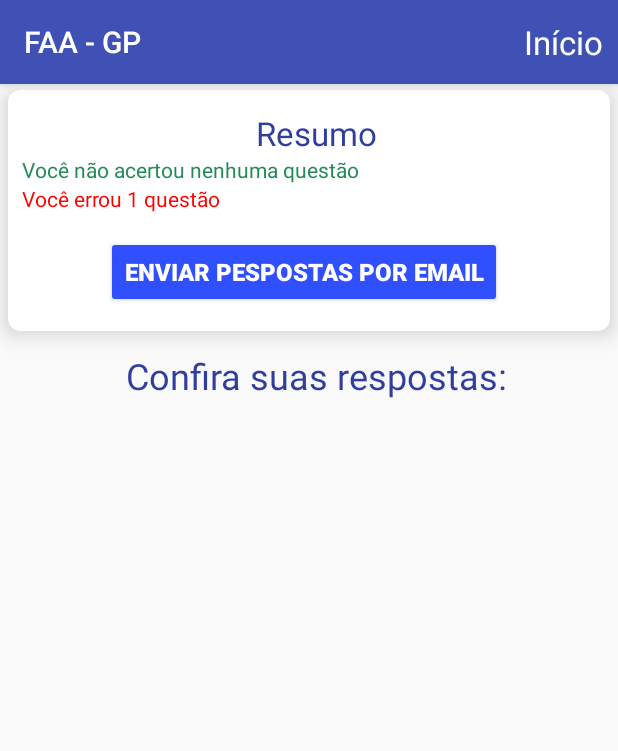
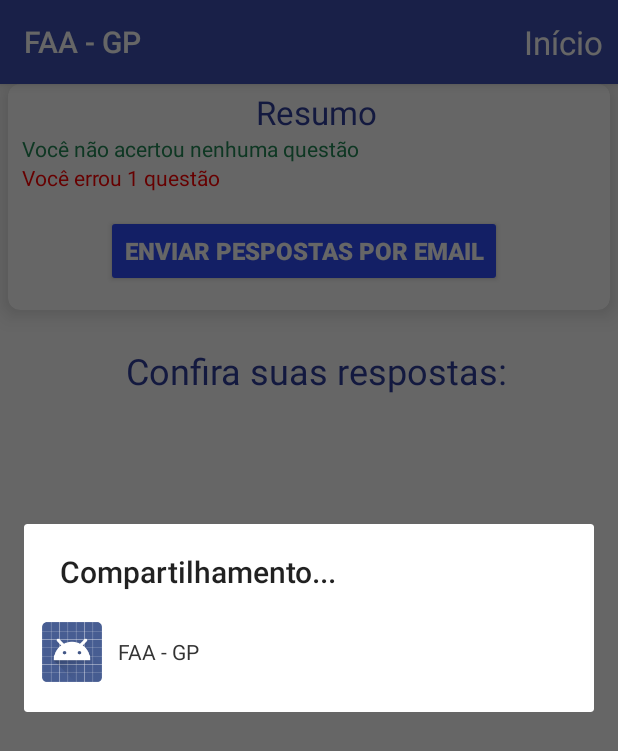
Before and after one commit to Julionevess/questionsGP, an Android app: the AnswerActivity screen opened directly, with no data from a screen before it, after a tap on "ENVIAR PESPOSTAS POR EMAIL", on a phone screen of 412 x 824 dp. Shown: the top 751 px of the screen. Run offline under Robolectric (Android 15) with nearby library versions, the phone set to English and light mode, and no system bars; 3 statements that could not run were skipped.

Commit message:
Sending email and taking print screen.

```diff
--- a/app/build.gradle
+++ b/app/build.gradle
@@ -6,7 +6,7 @@ android {
     defaultConfig {
         applicationId "com.jns.questoesgp.questoesgp"
         minSdkVersion 21
-        targetSdkVersion 25
+        targetSdkVersion 22
         versionCode 1
         versionName "1.0"
         testInstrumentationRunner "android.support.test.runner.AndroidJUnitRunner"
--- a/app/src/main/AndroidManifest.xml
+++ b/app/src/main/AndroidManifest.xml
@@ -2,7 +2,11 @@
 <manifest package="com.jns.questoesgp.questoesgp"
     xmlns:android="http://schemas.android.com/apk/res/android">
 
+    <uses-permission android:name="android.permission.INTERNET" />
+    <uses-permission android:name="android.permission.ACCESS_NETWORK_STATE" />
     <uses-permission android:name="android.permission.SYSTEM_ALERT_WINDOW" />
+    <uses-permission android:name="android.permission.READ_EXTERNAL_STORAGE" />
+    <uses-permission android:name="android.permission.WRITE_EXTERNAL_STORAGE" />
 
     <application
         android:allowBackup="true"
--- a/app/src/main/java/com/jns/questoesgp/activities/AnswerActivity.java
+++ b/app/src/main/java/com/jns/questoesgp/activities/AnswerActivity.java
@@ -1,45 +1,49 @@
 package com.jns.questoesgp.activities;
 
+import android.app.AlertDialog;
 import android.content.Context;
+import android.content.DialogInterface;
 import android.content.Intent;
+import android.content.pm.PackageManager;
+import android.content.pm.ResolveInfo;
+import android.graphics.Bitmap;
+import android.graphics.Canvas;
+import android.graphics.drawable.Drawable;
+import android.net.Uri;
 import android.os.Bundle;
-import android.support.v4.content.ContextCompat;
-import android.support.v4.widget.SwipeRefreshLayout;
+import android.os.Environment;
 import android.support.v7.app.AppCompatActivity;
 import android.support.v7.widget.LinearLayoutManager;
 import android.support.v7.widget.RecyclerView;
 import android.support.v7.widget.Toolbar;
+import android.util.Log;
 import android.view.Menu;
 import android.view.MenuItem;
 import android.view.View;
 import android.widget.Button;
+import android.widget.LinearLayout;
 import android.widget.TextView;
-
 import com.jns.questoesgp.adapter.AnswerAdapter;
+import com.jns.questoesgp.adapter.AppsAdapter;
 import com.jns.questoesgp.model.Answer;
 import com.jns.questoesgp.model.Question;
 import com.jns.questoesgp.questoesgp.R;
 import com.jns.questoesgp.util.SharedPreferenceUtil;
 
+import java.io.File;
+import java.io.FileOutputStream;
 import java.util.List;
 
-public class AnswerActivity extends AppCompatActivity implements SwipeRefreshLayout.OnRefreshListener{
+public class AnswerActivity extends AppCompatActivity {
 
-
-    private AnswerAdapter adapter;
-
-    private RecyclerView recyclerView;
-    private SwipeRefreshLayout swipeRefreshLayout;
+	private static final String IMAGE_CONTENT_TYPE = "image/png";
 
 	public static final String CURRENT_PAGE = "currentPage";
 	private static final String CORRECT = "Certo";
 	private static final String WRONG = "Errado";
 
-    private TextView tvAnswerTitle;
 	private TextView tvAnswerCorrect;
 	private TextView tvAnswerWrong;
-
-    private Button btnSendEmail;
 
 	public static List<Answer> answers;
 	public static List<Question> questions;
@@ -47,30 +51,8 @@ public class AnswerActivity extends AppCompatActivity implements SwipeRefreshLay
 	public static int currentPage;
 	public Answer answer;
 
-    private TextView tvStart;
-
-    int countCorrect;
-    int countWrong;
-
-
-
-
-    /*
-     * Correct Questions
-     */
-    public static void correctQuestions(){
-
-        for (int i = 0; i < questions.size() ; i++) {
-            if (questions.get(i).getAnswer().equals(answers.get(i).getAnswer())){
-                answers.get(i).setSituation(CORRECT);
-            }else{
-                answers.get(i).setSituation(WRONG);
-            }
-        }
-
-    }
-
-
+	private int countCorrect;
+	private int countWrong;
 
 	@Override
 	protected void onCreate(Bundle savedInstanceState) {
@@ -81,33 +63,25 @@ public class AnswerActivity extends AppCompatActivity implements SwipeRefreshLay
 
 		init();
 
-        adapter = new AnswerAdapter(this);
+		AnswerAdapter adapter = new AnswerAdapter(this);
 		adapter.setItems(answers);
 
-        recyclerView = (RecyclerView) findViewById(R.id.recycler_view);
+		RecyclerView recyclerView = (RecyclerView) findViewById(R.id.recycler_view);
 		recyclerView.setHasFixedSize(true);
 		recyclerView.setLayoutManager(new LinearLayoutManager(context));
 		recyclerView.swapAdapter(adapter, true);
 
-
-        swipeRefreshLayout = (SwipeRefreshLayout) findViewById(R.id.swipeRefreshLayout);
-        swipeRefreshLayout.setColorSchemeColors(ContextCompat.getColor(this, R.color.colorAccent),
-                ContextCompat.getColor(this, R.color.colorPrimaryDark));
-        swipeRefreshLayout.setOnRefreshListener(this);
-        swipeRefreshLayout.setRefreshing(false);
-
-        btnSendEmail = (Button) findViewById(R.id.btnSendEmail);
+		Button btnSendEmail = (Button) findViewById(R.id.btnSendEmail);
 		btnSendEmail.setOnClickListener(new View.OnClickListener() {
 			@Override
 			public void onClick(View v) {
-                String email[] = new String[1];
-                email[0] = "julionevess@gmail.com";
-                composeEmail(email, "Resposta do Questionário");
+
+				final File file = exportAnswerViews();
+				composeEmail(file);
 			}
 		});
 
-
-        tvStart = (TextView) findViewById(R.id.tvStart);
+		TextView tvStart = (TextView) findViewById(R.id.tvStart);
 		tvStart.setOnClickListener(new View.OnClickListener() {
 			@Override
 			public void onClick(View v) {
@@ -117,45 +91,38 @@ public class AnswerActivity extends AppCompatActivity implements SwipeRefreshLay
 			}
 		});
 
-
-
-
-
-        tvAnswerTitle = (TextView) findViewById(R.id.tvAnswerTitle);
 		tvAnswerCorrect = (TextView) findViewById(R.id.tvAnswerCorrect);
 		tvAnswerWrong = (TextView) findViewById(R.id.tvAnswerWrong);
 
 		checkAnswer();
 
-
-
 	}
 
-    private void checkAnswer(){
-        countCorrect = 0 ;
-        countWrong = 0 ;
+	private void checkAnswer() {
+		countCorrect = 0;
+		countWrong = 0;
 
-        for (Answer answer:answers) {
-            if (answer.getAnswer().equals(answer.getCorrectAnswer())){
+		for (Answer answer : answers) {
+			if (answer.getAnswer().equals(answer.getCorrectAnswer())) {
 				countCorrect++;
-            }else{
+			} else {
 				countWrong++;
 			}
 		}
 
-        if (countCorrect == 0 ){
+		if (countCorrect == 0) {
 			tvAnswerCorrect.setText("Você não acertou nenhuma questão");
-        }else if (countCorrect == 1 ){
+		} else if (countCorrect == 1) {
 			tvAnswerCorrect.setText("Você acertou " + countCorrect + " questão");
-        }else{
+		} else {
 			tvAnswerCorrect.setText("Você acertou " + countCorrect + " questões");
 		}
-        if (countWrong == 0){
+		if (countWrong == 0) {
 			tvAnswerWrong.setText("Você não errou nenhuma questão");
-        }else if(countWrong == 1){
-            tvAnswerWrong.setText("Você errou " + countWrong  + " questão");
-        }else{
-            tvAnswerWrong.setText("Você errou " + countWrong  + " questões");
+		} else if (countWrong == 1) {
+			tvAnswerWrong.setText("Você errou " + countWrong + " questão");
+		} else {
+			tvAnswerWrong.setText("Você errou " + countWrong + " questões");
 		}
 	}
 
@@ -164,7 +131,7 @@ public class AnswerActivity extends AppCompatActivity implements SwipeRefreshLay
 		context = this;
 		Bundle b = getIntent().getExtras();
 		currentPage = -1;
-        if(b != null) {
+		if (b != null) {
 			currentPage = b.getInt(CURRENT_PAGE);
 			currentPage++;
 		}
@@ -172,15 +139,78 @@ public class AnswerActivity extends AppCompatActivity implements SwipeRefreshLay
 
 	}
 
-    public void composeEmail(String[] addresses, String subject){//, Uri attachment) {
-        Intent intent = new Intent(Intent.ACTION_SEND);
-        intent.setType("*/*");
-        intent.putExtra(Intent.EXTRA_EMAIL, addresses);
-        intent.putExtra(Intent.EXTRA_SUBJECT, subject);
-//        intent.putExtra(Intent.EXTRA_STREAM, attachment);
-        if (intent.resolveActivity(getPackageManager()) != null) {
-            startActivity(intent);
+	private void composeEmail(final File file) {
+
+		final Intent queryIntent = new Intent(Intent.ACTION_SENDTO);
+		queryIntent.setData(Uri.parse("mailto:"));
+
+		final PackageManager pm = getPackageManager();
+		final List<ResolveInfo> resolveInfoList = pm.queryIntentActivities(queryIntent, 0);
+
+		AppsAdapter adapter = new AppsAdapter(this, resolveInfoList);
+
+		final AlertDialog.Builder builder = new AlertDialog.Builder(this);
+		builder.setAdapter(adapter, new DialogInterface.OnClickListener() {
+			@Override
+			public void onClick(DialogInterface dialog, int which) {
+				final ResolveInfo resolveInfo = resolveInfoList.get(which);
+
+				Intent shareIntent = new Intent(Intent.ACTION_SEND);
+				shareIntent.setType(IMAGE_CONTENT_TYPE);
+				shareIntent.putExtra(Intent.EXTRA_STREAM, Uri.fromFile(file));
+				shareIntent.putExtra(Intent.EXTRA_SUBJECT, getString(R.string.app_name));
+				shareIntent.setPackage(resolveInfo.activityInfo.packageName);
+				startActivity(shareIntent);//Aqui se quiser fazer o handle se o usuario cancelou, utilizar startActivityForResult
 			}
+		});
+
+		final AlertDialog dialog = builder.create();
+		dialog.setTitle("Compartilhamento...");
+		dialog.show();
+	}
+
+	private File exportAnswerViews() {
+		LinearLayout content = (LinearLayout) findViewById(R.id.layout_answers_printout);
+
+		String APP_FOLDER = Environment.getExternalStorageDirectory().toString() + "/" + getString(R.string.app_name);
+		new File(APP_FOLDER).mkdirs();
+
+		String fileAnswerName = "answerGP.png";
+
+		File file = new File(APP_FOLDER + "/" + fileAnswerName);
+
+		try {
+			file.createNewFile();
+
+			final Bitmap bitmap = getBitmapFromView(content);
+			FileOutputStream ostream = new FileOutputStream(file);
+			bitmap.compress(Bitmap.CompressFormat.PNG, 100, ostream);
+			ostream.flush();
+			ostream.close();
+
+		} catch (Exception e) {
+			e.printStackTrace();
+			Log.i("TAG", "There was an issue saving the image.");
+		}
+
+		return file;
+	}
+
+	private Bitmap getBitmapFromView(View view) {
+		Bitmap returnedBitmap = Bitmap.createBitmap(view.getWidth(), view.getHeight(), Bitmap.Config.ARGB_8888);
+		//Bind a canvas to it
+		Canvas canvas = new Canvas(returnedBitmap);
+		//Get the view's background
+		Drawable bgDrawable = view.getBackground();
+		if (bgDrawable != null) {
+			//has background drawable, then draw it on the canvas
+			bgDrawable.draw(canvas);
+		}
+
+		// draw the view on the canvas
+		view.draw(canvas);
+		//return the bitmap
+		return returnedBitmap;
 	}
 
 	@Override
@@ -204,11 +234,4 @@ public class AnswerActivity extends AppCompatActivity implements SwipeRefreshLay
 
 		return super.onOptionsItemSelected(item);
 	}
-
-
-    @Override
-    public void onRefresh() {
-        //TODO implementar
-        swipeRefreshLayout.setRefreshing(false);
 }
-}
--- /dev/null
+++ b/app/src/main/java/com/jns/questoesgp/adapter/AppsAdapter.java
@@ -0,0 +1,65 @@
+package com.jns.questoesgp.adapter;
+
+
+import android.content.Context;
+import android.content.pm.ResolveInfo;
+import android.view.LayoutInflater;
+import android.view.View;
+import android.view.ViewGroup;
+import android.widget.BaseAdapter;
+import android.widget.ImageView;
+import android.widget.TextView;
+import com.jns.questoesgp.questoesgp.R;
+
+import java.util.List;
+
+public class AppsAdapter extends BaseAdapter {
+	private LayoutInflater inflater;
+	private Context context;
+	private List<ResolveInfo> mApps;
+
+	public AppsAdapter(Context context, List<ResolveInfo> mApps) {
+
+		this.inflater = LayoutInflater.from(context);
+		this.context = context;
+		this.mApps = mApps;
+	}
+
+	public View getView(int position, View convertView, ViewGroup parent) {
+
+		ViewHandler handler;
+		if (convertView == null) {
+			convertView = inflater.inflate(R.layout.item_app_view, null);
+			handler = new ViewHandler();
+			handler.lable = (TextView) convertView.findViewById(R.id.textViewLable);
+			handler.iconImage = (ImageView) convertView.findViewById(R.id.imageViewIcon);
+			convertView.setTag(handler);
+		} else {
+			handler = (ViewHandler) convertView.getTag();
+		}
+		ResolveInfo info = this.mApps.get(position);
+		handler.iconImage.setImageDrawable(info.loadIcon(context.getPackageManager()));
+		handler.lable.setText(info.loadLabel(context.getPackageManager()));
+
+		return convertView;
+
+	}
+
+	public final int getCount() {
+		return mApps.size();
+	}
+
+	public final Object getItem(int position) {
+		return mApps.get(position);
+	}
+
+	public final long getItemId(int position) {
+		return position;
+	}
+
+	class ViewHandler {
+		TextView lable;
+		ImageView iconImage;
+	}
+
+}
--- a/app/src/main/java/com/jns/questoesgp/adapter/holders/AnswerViewHolders.java
+++ b/app/src/main/java/com/jns/questoesgp/adapter/holders/AnswerViewHolders.java
@@ -16,7 +16,6 @@ import com.jns.questoesgp.questoesgp.R;
 
 public class AnswerViewHolders extends RecyclerView.ViewHolder {
 
-    public ImageView customerImage;
     public TextView answer;
     public TextView correctAnswer;
     public TextView question;
@@ -44,7 +43,6 @@ public class AnswerViewHolders extends RecyclerView.ViewHolder {
             }
 		});
 
-        customerImage = (ImageView) itemView.findViewById(R.id.iv_customer);
         answer = (TextView) itemView.findViewById(R.id.tv_answer);
         correctAnswer = (TextView) itemView.findViewById(R.id.tv_correct_answer);
         question = (TextView) itemView.findViewById(R.id.tv_question);
--- a/app/src/main/res/layout/activity_answer.xml
+++ b/app/src/main/res/layout/activity_answer.xml
@@ -1,12 +1,11 @@
 <?xml version="1.0" encoding="utf-8"?>
-<android.support.design.widget.CoordinatorLayout xmlns:android="http://schemas.android.com/apk/res/android"
+<RelativeLayout xmlns:android="http://schemas.android.com/apk/res/android"
     xmlns:app="http://schemas.android.com/apk/res-auto"
-    xmlns:tools="http://schemas.android.com/tools"
     android:layout_width="match_parent"
-    android:layout_height="match_parent"
-    tools:context="com.jns.questoesgp.activities.AnswerActivity">
+    android:layout_height="match_parent">
 
     <android.support.design.widget.AppBarLayout
+        android:id="@+id/appBarLayout"
         android:layout_width="match_parent"
         android:layout_height="wrap_content"
         android:theme="@style/AppTheme">
@@ -15,42 +14,46 @@
             android:id="@+id/toolbar"
             android:layout_width="match_parent"
             android:layout_height="match_parent"
-            android:theme="@style/ToolBarStyle" >
+            android:theme="@style/ToolBarStyle">
 
             <TextView
                 android:id="@+id/tvStart"
                 android:layout_width="wrap_content"
                 android:layout_height="wrap_content"
-            android:textColor="@color/text_color"
                 android:layout_gravity="right"
                 android:layout_marginRight="10dp"
-            android:textSize="22sp"
-            android:text="Início" />
+                android:text="Início"
+                android:textColor="@color/text_color"
+                android:textSize="22sp"/>
 
         </android.support.v7.widget.Toolbar>
     </android.support.design.widget.AppBarLayout>
 
+    <LinearLayout
+        android:id="@+id/layout_answers_printout"
+        android:layout_width="match_parent"
+        android:layout_height="match_parent"
+        android:background="@android:color/white"
+        android:layout_below="@+id/appBarLayout"
+        android:orientation="vertical">
+
         <android.support.v7.widget.CardView
+            android:id="@+id/cardAnswer"
             android:layout_width="match_parent"
             android:layout_height="wrap_content"
-        app:layout_columnWeight="1"
-        app:layout_rowWeight="1"
             android:layout_marginBottom="10dp"
             android:layout_marginLeft="5dp"
             android:layout_marginRight="5dp"
-        android:layout_marginTop="60dp"
+            app:cardCornerRadius="8dp"
             app:cardElevation="8dp"
-        app:cardCornerRadius="8dp"
-        android:id="@+id/cardAnswer"
-        >
+            app:layout_columnWeight="1"
+            app:layout_rowWeight="1">
 
             <LinearLayout
                 android:id="@+id/layout_texts"
                 android:layout_width="match_parent"
                 android:layout_height="wrap_content"
                 android:layout_marginLeft="9dp"
-        android:layout_marginTop="10dp"
-        android:layout_toRightOf="@+id/iv_customer"
                 android:orientation="vertical"
                 android:paddingTop="4dp">
 
@@ -58,46 +61,43 @@
                     android:id="@+id/tvResume"
                     android:layout_width="match_parent"
                     android:layout_height="wrap_content"
+                    android:text="Resumo"
+                    android:textAlignment="center"
                     android:textColor="@color/colorPrimaryDark"
-            android:textAlignment="center"
-            android:textSize="22sp"
-            android:text="Resumo" />
+                    android:textSize="22sp"/>
 
                 <TextView
                     android:id="@+id/tvAnswerCorrect"
                     android:layout_width="wrap_content"
                     android:layout_height="wrap_content"
+                    android:text=""
                     android:textColor="@color/text_green_color"
-            android:textSize="14sp"
-            android:text="" />
+                    android:textSize="14sp"/>
 
                 <TextView
                     android:id="@+id/tvAnswerWrong"
                     android:layout_width="wrap_content"
                     android:layout_height="wrap_content"
+                    android:text="Você errou "
                     android:textColor="@color/text_red_color"
-            android:textSize="14sp"
-            android:text="Você errou " />
+                    android:textSize="14sp"/>
 
                 <LinearLayout
                     android:layout_width="match_parent"
                     android:layout_height="match_parent"
-            android:paddingRight="16dp"
+                    android:gravity="center"
                     android:layout_margin="15dp"
-            android:gravity="center"
-            android:orientation="horizontal">
+                    android:orientation="horizontal"
+                    android:paddingRight="16dp">
 
                     <android.support.v7.widget.AppCompatButton
                         android:id="@+id/btnSendEmail"
                         android:layout_width="wrap_content"
                         android:layout_height="wrap_content"
                         android:layout_gravity="center"
-                android:theme="@style/PrimaryFlatButton"
-                android:text="Enviar pespostas por email" />
+                        android:text="Enviar pespostas por email"
+                        android:theme="@style/PrimaryFlatButton"/>
                 </LinearLayout>
-
-
-
 
             </LinearLayout>
         </android.support.v7.widget.CardView>
@@ -107,35 +107,27 @@
             android:layout_width="match_parent"
             android:layout_height="wrap_content"
             android:layout_marginLeft="9dp"
-        android:layout_marginTop="220dp"
             android:orientation="vertical"
-        android:layout_below="@id/cardAnswer"
             android:paddingTop="4dp">
 
             <TextView
                 android:id="@+id/tvAnswerTitle"
                 android:layout_width="match_parent"
                 android:layout_height="wrap_content"
-            android:textSize="24dp"
-            android:textAlignment="center"
                 android:layout_marginBottom="10dp"
                 android:layout_marginTop="10dp"
+                android:text="Confira suas respostas:"
+                android:textAlignment="center"
                 android:textColor="@color/colorPrimaryDark"
-            android:text="Confira suas respostas:" />
-
-        <android.support.v4.widget.SwipeRefreshLayout
-            android:id="@+id/swipeRefreshLayout"
-            android:layout_width="match_parent"
-            android:layout_height="match_parent">
+                android:textSize="24sp"/>
 
             <android.support.v7.widget.RecyclerView
                 android:id="@+id/recycler_view"
                 android:layout_width="match_parent"
                 android:layout_height="match_parent"
-                android:scrollbars="vertical" />
-        </android.support.v4.widget.SwipeRefreshLayout >
+                android:scrollbars="vertical"/>
+        </LinearLayout>
     </LinearLayout>
 
 
-
-</android.support.design.widget.CoordinatorLayout>
+</RelativeLayout>
--- /dev/null
+++ b/app/src/main/res/layout/item_app_view.xml
@@ -0,0 +1,23 @@
+<?xml version="1.0" encoding="utf-8"?>
+<LinearLayout xmlns:android="http://schemas.android.com/apk/res/android"
+    android:layout_width="match_parent"
+    android:layout_height="match_parent"
+    android:orientation="horizontal"
+    android:padding="12dp">
+
+    <ImageView
+        android:id="@+id/imageViewIcon"
+        android:layout_width="40dp"
+        android:layout_height="40dp"
+        android:contentDescription="@null" />
+
+    <TextView
+        android:id="@+id/textViewLable"
+        android:layout_width="wrap_content"
+        android:layout_height="wrap_content"
+        android:layout_marginLeft="10dp"
+        android:layout_marginTop="10dp"
+        android:gravity="center"
+        android:textColor="#333333" />
+
+</LinearLayout>
```
Also changed, not shown: 1 other file. Lines whose indentation alone changed are shown as unchanged.
